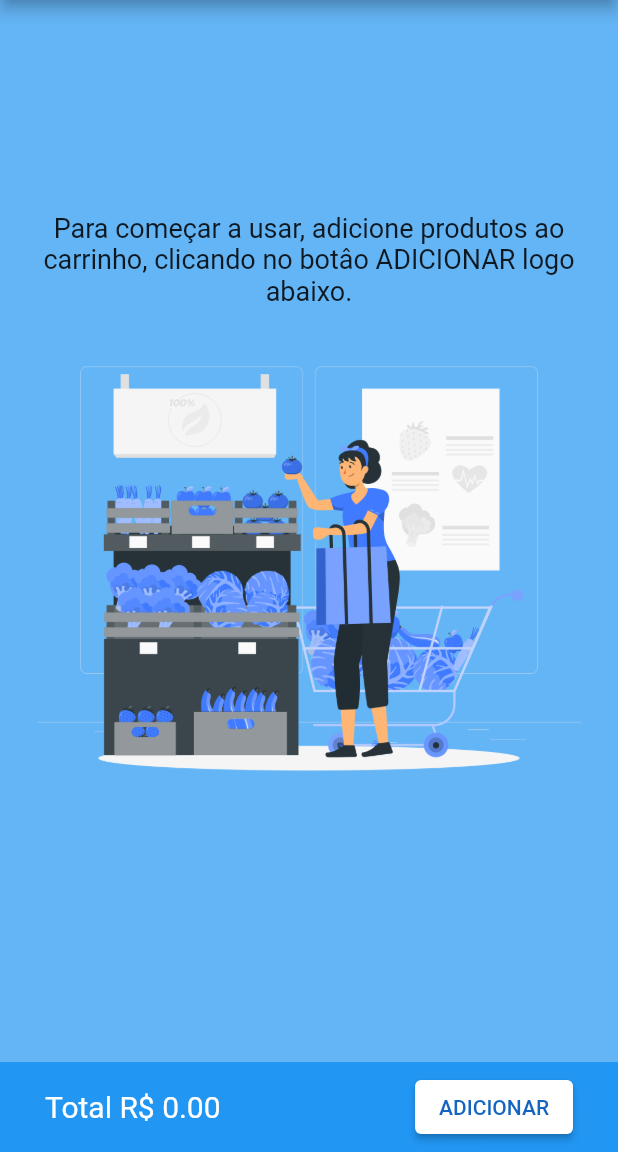
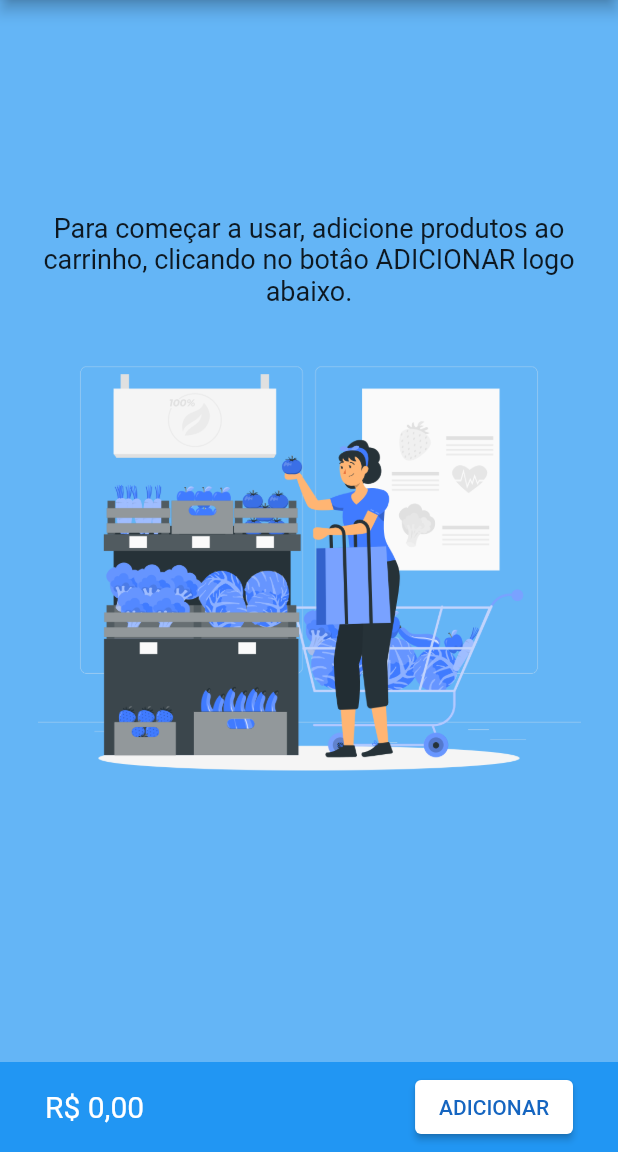
Before and after one commit to devlucasandrade/app_lista_de_compras_v1, a Flutter app: the screen it shows after launch, on a phone screen of 412 x 824 dp, the part 84-1236 px from its top. Run offline on Flutter 3.47's test engine with Material 2 defaults, Android fonts, the phone set to English and light mode, and no system bars; our stand-ins replace smooth_page_indicator, sqflite; accounts and stored records are empty.

Commit message:
Valores com vírgula BRL

```diff
--- a/lib/components/custom_bottomnavigatorbar.dart
+++ b/lib/components/custom_bottomnavigatorbar.dart
@@ -1,11 +1,20 @@
 import 'package:flutter/material.dart';
+import 'package:intl/intl.dart';
 
-class CustomBottomnavigatorbar extends StatelessWidget {
+class CustomBottomnavigatorbar extends StatefulWidget {
   final double total;
   const CustomBottomnavigatorbar({
     Key? key,
     required this.total,
   }) : super(key: key);
+
+  @override
+  State<CustomBottomnavigatorbar> createState() =>
+      _CustomBottomnavigatorbarState();
+}
+
+class _CustomBottomnavigatorbarState extends State<CustomBottomnavigatorbar> {
+  NumberFormat real = NumberFormat.currency(locale: 'pt_BR', name: 'R\$');
 
   @override
   Widget build(BuildContext context) {
@@ -20,7 +29,8 @@ class CustomBottomnavigatorbar extends StatelessWidget {
             mainAxisAlignment: MainAxisAlignment.spaceBetween,
             children: [
               Text(
-                'Total R\$ ' + total.toStringAsFixed(2),
+                real.format(widget.total),
+                // 'Total R\$ ' + widget.total.toStringAsFixed(2),
                 style: const TextStyle(
                   fontSize: 20,
                   color: Colors.white,
--- a/lib/models/lista_de_produtos.dart
+++ b/lib/models/lista_de_produtos.dart
@@ -28,12 +28,14 @@ class ListaDeProdutos extends ChangeNotifier {
 
   void salvarProdutos(Map<String, Object> produto) {
     bool temId = produto['id'] != null;
+    bool temPreco = produto['preco'] != null;
+    print(produto['preco']);
 
     final produtos = Produtos(
       id: temId ? produto['id'] as String : Random().nextDouble().toString(),
       nome: produto['nome'] as String,
       quantidade: produto['quantidade'] as int,
-      preco: produto['preco'] as double,
+      preco: temPreco ? produto['preco'] as double : produto['preco'] = 0.0,
     );
 
     if (temId) {
@@ -68,6 +70,7 @@ class ListaDeProdutos extends ChangeNotifier {
         },
         '${produtos.id}',
       );
+
       notifyListeners();
     }
   }
--- a/pubspec.yaml
+++ b/pubspec.yaml
@@ -30,16 +30,17 @@ dependencies:
   cupertino_icons: ^1.0.2
   flutter:
     sdk: flutter
+  intl: ^0.17.0
   path_provider: ^2.0.9
   provider: ^6.0.2
   smooth_page_indicator: ^1.0.0+2
   sqflite: ^2.0.2+1
 
 dev_dependencies:
+  flutter_launcher_icons: "^0.9.2"
   flutter_lints: ^1.0.0
   flutter_test:
     sdk: flutter
-  flutter_launcher_icons: "^0.9.2"
 
 flutter_icons:
   image_path: "assets/images/icone.png"
```
Also changed, not shown: lib/components/item_da_lista_de_produtos_do_carrinho.dart (+8 -2 lines), lib/pages/adicionar_produtos_form.dart (+77 -6 lines), pubspec.lock, 1 other file.
